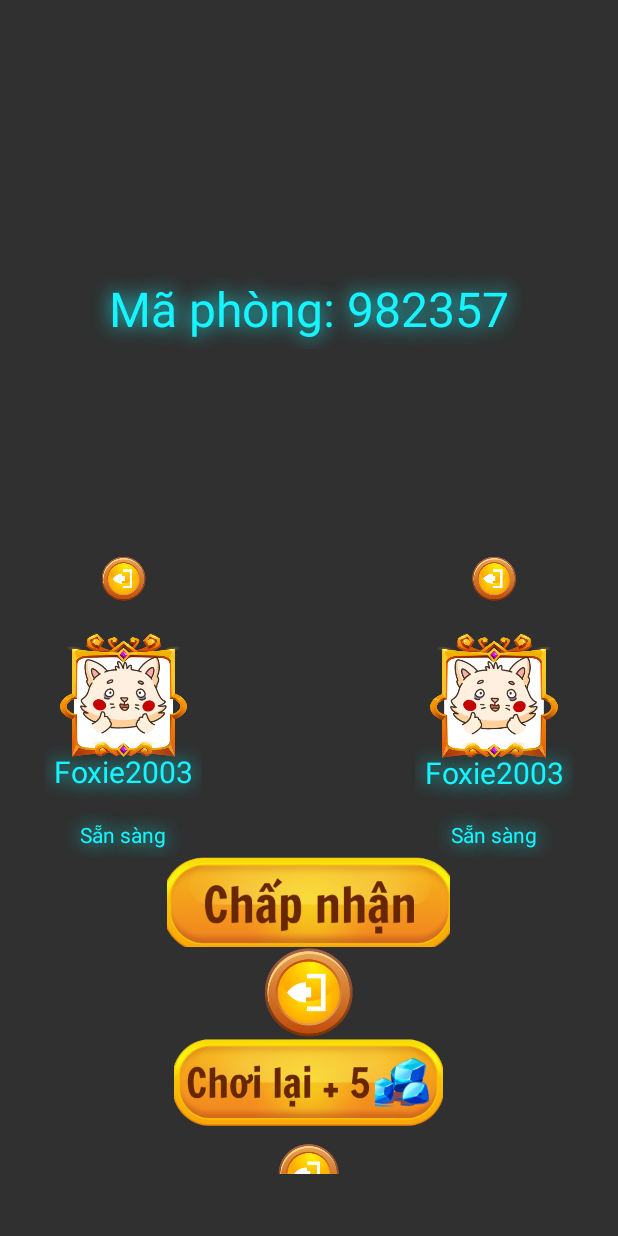
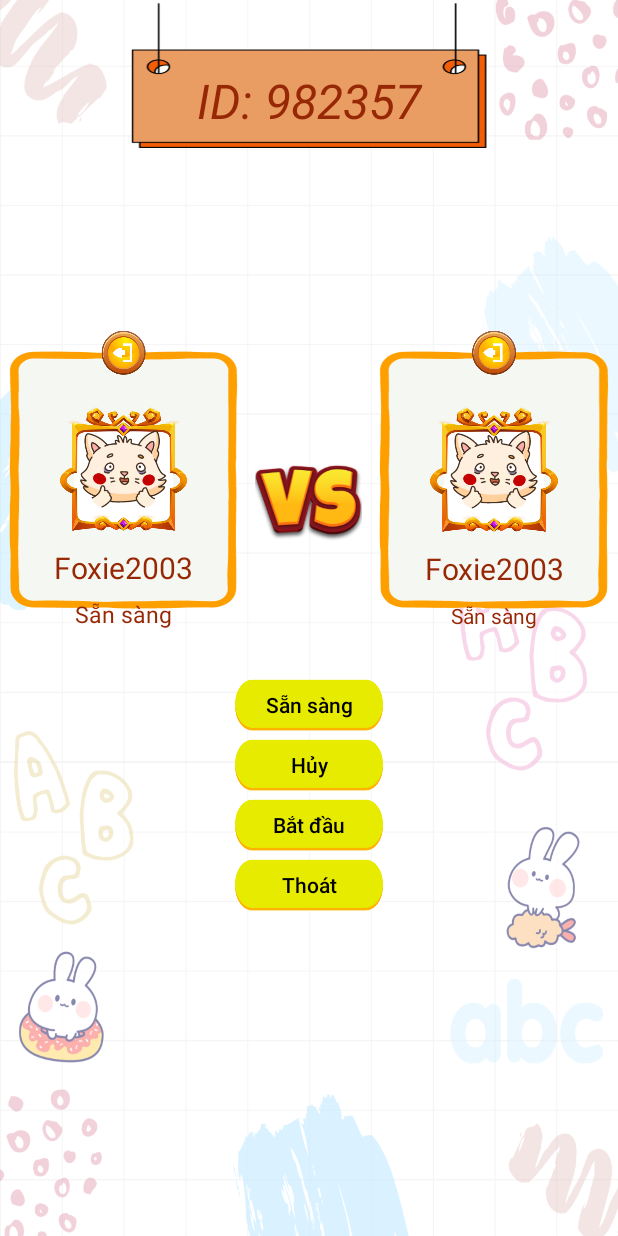
Before and after one commit to Rabbit28523/AppVuaTiengViet, an Android app: the RoomActivity screen opened directly, with no data from a screen before it, on a phone screen of 412 x 824 dp. Run offline under Robolectric (Android 15) with nearby library versions, the phone set to English and light mode, and no system bars; our stand-ins replace Firebase (no records; nobody signed in at launch, a user with empty details on screens opened directly).

Commit message:
PVP room

```diff
--- a/app/src/main/java/com/vtv/vuatiengviet/RoomActivity.java
+++ b/app/src/main/java/com/vtv/vuatiengviet/RoomActivity.java
@@ -10,6 +10,7 @@ import android.util.Log;
 import android.view.View;
 import android.view.Window;
 import android.view.WindowManager;
+import android.widget.Button;
 import android.widget.ImageView;
 import android.widget.TextView;
 import android.widget.Toast;
@@ -28,7 +29,8 @@ public class RoomActivity extends AppCompatActivity {
     private CSDL database;
     private String userId, roomId;
     private Room room;
-    private ImageView ivP1Avatar, ivP2Avatar, ivReady, ivCancelReady, ivStart, ivP1Kick, ivP2Kick, ivExit;
+    private ImageView ivP1Avatar, ivP2Avatar,ivP1Kick, ivP2Kick;
+    private Button ivReady, ivCancelReady, ivStart, ivExit;
     private TextView tvRoomId, tvP1Name, tvP2Name, tvP1Ready, tvP2Ready;
     private ValueEventListener valueEventListener;
     private DatabaseReference roomRef;
@@ -126,7 +128,7 @@ public class RoomActivity extends AppCompatActivity {
         decorView.setSystemUiVisibility(uiOptions);
     }
     public void listenToRoomUpdates(String roomId) {
-        Toast.makeText(this, "Data change", Toast.LENGTH_SHORT).show();
+//        Toast.makeText(this, "Data change", Toast.LENGTH_SHORT).show();
         roomRef = FirebaseDatabase.getInstance().getReference().child("rooms").child(roomId);
         valueEventListener = new ValueEventListener() {
             @Override
@@ -134,7 +136,7 @@ public class RoomActivity extends AppCompatActivity {
                 room = dataSnapshot.getValue(Room.class);
                 if (room != null) {
                     //Hiển thị id phòng
-                    tvRoomId.setText("Mã phòng: " + roomId);
+                    tvRoomId.setText("ID: " + roomId);
                     //Hiển thị thông tin người chơi
                     showPlayer1Info(RoomActivity.this, room.player1Id);
                     showPlayer2Info(RoomActivity.this, room.player2Id);
--- a/app/src/main/res/layout/activity_room.xml
+++ b/app/src/main/res/layout/activity_room.xml
@@ -6,26 +6,25 @@
     android:layout_height="match_parent"
     android:orientation="vertical"
     tools:context=".RoomActivity"
-    android:gravity="center"
-    android:weightSum="100">
+    android:weightSum="100"
+    android:background="@drawable/quaman">
     <RelativeLayout
-        android:layout_width="match_parent"
-        android:layout_height="0dp"
-        android:layout_weight="40">
+        android:layout_width="240dp"
+        android:layout_height="100dp"
+        android:layout_gravity="center"
+        android:background="@drawable/idphong1">
+
         <TextView
             android:id="@+id/tv_room_id"
             android:layout_width="match_parent"
             android:layout_height="wrap_content"
-            android:layout_centerInParent="true"
-            android:padding="5dp"
+            android:layout_marginTop="45dp"
             android:shadowColor="#16F5FF"
-            android:shadowDx="0.0"
-            android:shadowDy="0.0"
-            android:shadowRadius="16"
-            android:text="Mã phòng: 982357"
+            android:text="ID: 982357"
             android:textAlignment="center"
-            android:textColor="#16F5FF"
-            android:textSize="32sp"/>
+            android:textColor="#972805"
+            android:textSize="32sp"
+            android:textStyle="italic" />
 
         <ImageView
             android:layout_width="wrap_content"
@@ -35,20 +34,19 @@
     </RelativeLayout>
     <LinearLayout
         android:layout_width="match_parent"
-        android:layout_height="0dp"
-        android:layout_weight="50"
+        android:layout_height="400dp"
         android:orientation="vertical"
-        android:weightSum="100">
+        android:layout_marginTop="120dp">
         <LinearLayout
             android:layout_width="match_parent"
-            android:layout_height="0dp"
+            android:layout_height="230dp"
             android:orientation="horizontal"
-            android:layout_weight="50"
             android:weightSum="100">
             <RelativeLayout
                 android:layout_width="0dp"
-                android:layout_height="match_parent"
-                android:layout_weight="40">
+                android:layout_height="200dp"
+                android:layout_weight="40"
+                android:background="@drawable/khungavv">
                 <RelativeLayout
                     android:layout_width="match_parent"
                     android:layout_height="match_parent"
@@ -72,19 +70,12 @@
                         android:layout_width="match_parent"
                         android:layout_height="wrap_content"
                         android:layout_below="@+id/iv_room_p1_avatar"
+
                         android:layout_centerInParent="true"
-                        android:layout_marginTop="-20dp"
                         android:ellipsize="end"
-                        android:maxEms="5"
-                        android:maxLines="1"
-                        android:padding="5dp"
-                        android:shadowColor="#16F5FF"
-                        android:shadowDx="0.0"
-                        android:shadowDy="0.0"
-                        android:shadowRadius="16"
                         android:text="Foxie2003"
                         android:textAlignment="center"
-                        android:textColor="#16F5FF"
+                        android:textColor="#972805"
                         android:textSize="20sp" />
                 </RelativeLayout>
                 <ImageView
@@ -92,24 +83,19 @@
                     android:layout_height="match_parent"
                     android:padding="5dp"
                     android:scaleType="fitCenter"
-                    android:background="@color/transparent"/>
+                    android:background="@color/transparent" />
+
                 <TextView
                     android:id="@+id/iv_room_p1_ready"
                     android:layout_width="match_parent"
                     android:layout_height="wrap_content"
                     android:layout_alignParentBottom="true"
-                    android:ellipsize="end"
-                    android:maxEms="5"
-                    android:maxLines="1"
-                    android:padding="5dp"
-                    android:shadowColor="#16F5FF"
-                    android:shadowDx="0.0"
-                    android:shadowDy="0.0"
+                    android:layout_marginTop="50dp"
                     android:shadowRadius="16"
                     android:text="Sẵn sàng"
                     android:textAlignment="center"
-                    android:textColor="#16F5FF"
-                    android:textSize="14sp" />
+                    android:textColor="#972805"
+                    android:textSize="15sp" />
                 <ImageView
                     android:id="@+id/iv_room_p1_kick"
                     android:layout_width="match_parent"
@@ -121,19 +107,21 @@
             </RelativeLayout>
             <ImageView
                 android:layout_width="0dp"
-                android:layout_height="match_parent"
+                android:layout_height="230dp"
                 android:layout_weight="20"
                 android:padding="5dp"
                 android:scaleType="fitCenter"
-                android:background="@color/transparent"/>
+                android:background="@color/transparent"
+                android:src="@drawable/khungvs"/>
             <RelativeLayout
                 android:layout_width="0dp"
-                android:layout_height="match_parent"
+                android:layout_height="200dp"
                 android:layout_weight="40">
                 <RelativeLayout
                     android:layout_width="match_parent"
                     android:layout_height="match_parent"
-                    android:padding="30dp">
+                    android:padding="30dp"
+                    android:background="@drawable/khungavv">
                     <ImageView
                         android:id="@+id/iv_room_p2_avatar"
                         android:layout_width="match_parent"
@@ -154,42 +142,30 @@
                         android:layout_height="wrap_content"
                         android:layout_below="@+id/iv_room_p2_avatar"
                         android:layout_centerInParent="true"
-                        android:layout_marginTop="-20dp"
                         android:ellipsize="end"
-                        android:maxEms="5"
-                        android:maxLines="1"
-                        android:padding="5dp"
-                        android:shadowColor="#16F5FF"
-                        android:shadowDx="0.0"
-                        android:shadowDy="0.0"
-                        android:shadowRadius="16"
+                        android:textColor="#972805"
                         android:text="Foxie2003"
                         android:textAlignment="center"
-                        android:textColor="#16F5FF"
                         android:textSize="20sp" />
+
+                    <ImageView
+                        android:layout_width="match_parent"
+                        android:layout_height="match_parent"
+                        android:background="@color/transparent"
+                        android:padding="5dp"
+                        android:scaleType="fitCenter" />
                 </RelativeLayout>
-                <ImageView
-                    android:layout_width="match_parent"
-                    android:layout_height="match_parent"
-                    android:padding="5dp"
-                    android:scaleType="fitCenter"
-                    android:background="@color/transparent"/>
+
                 <TextView
                     android:id="@+id/iv_room_p2_ready"
                     android:layout_width="match_parent"
                     android:layout_height="wrap_content"
                     android:layout_alignParentBottom="true"
-                    android:ellipsize="end"
-                    android:maxEms="5"
-                    android:maxLines="1"
-                    android:padding="5dp"
-                    android:shadowColor="#16F5FF"
-                    android:shadowDx="0.0"
-                    android:shadowDy="0.0"
+                    android:layout_centerInParent="true"
                     android:shadowRadius="16"
                     android:text="Sẵn sàng"
                     android:textAlignment="center"
-                    android:textColor="#16F5FF"
+                    android:textColor="#972805"
                     android:textSize="14sp" />
                 <ImageView
                     android:id="@+id/iv_room_p2_kick"
@@ -201,38 +177,45 @@
                     android:src="@drawable/btnback"/>
             </RelativeLayout>
         </LinearLayout>
-        <ImageView
+        <Button
             android:id="@+id/iv_room_ready"
-            android:layout_width="wrap_content"
-            android:layout_height="0dp"
+            android:layout_width="100dp"
+            android:layout_height="40dp"
             android:layout_gravity="center"
             android:adjustViewBounds="true"
-            android:layout_weight="15"
-            android:src="@drawable/btnchapnhan"/>
-        <ImageView
+            android:background="@drawable/butchoingayclick"
+            android:text="Sẵn sàng"
+            android:textAllCaps="false"
+            android:textColor="@color/black"/>
+        <Button
             android:id="@+id/iv_room_cancel_ready"
-            android:layout_width="wrap_content"
-            android:layout_height="0dp"
+            android:layout_width="100dp"
+            android:layout_height="40dp"
             android:layout_gravity="center"
             android:adjustViewBounds="true"
-            android:layout_weight="15"
-            android:src="@drawable/btnback"/>
-        <ImageView
+            android:background="@drawable/butchoingayclick"
+            android:text="Hủy"
+            android:textAllCaps="false"
+            android:textColor="@color/black"/>
+        <Button
             android:id="@+id/iv_room_start"
-            android:layout_width="wrap_content"
-            android:layout_height="0dp"
+            android:layout_width="100dp"
+            android:layout_height="40dp"
             android:layout_gravity="center"
             android:adjustViewBounds="true"
-            android:layout_weight="15"
-            android:src="@drawable/btnchoilai"/>
-        <ImageView
+            android:text="Bắt đầu"
+            android:textAllCaps="false"
+            android:background="@drawable/butchoingayclick"
+            android:textColor="@color/black"/>
+        <Button
             android:id="@+id/iv_room_exit"
-            android:layout_width="wrap_content"
-            android:layout_height="0dp"
-            android:layout_marginTop="10dp"
+            android:layout_width="100dp"
+            android:layout_height="40dp"
             android:layout_gravity="center"
             android:adjustViewBounds="true"
-            android:layout_weight="10"
-            android:src="@drawable/btnback"/>
+            android:text="Thoát"
+            android:textAllCaps="false"
+            android:background="@drawable/butchoingayclick"
+            android:textColor="@color/black"/>
     </LinearLayout>
 </LinearLayout>
```
Also changed, not shown: app/src/main/java/com/vtv/vuatiengviet/ChallengeActivity.java (+28 -7 lines), app/src/main/res/layout/dialog_enter_room.xml (+52 -23 lines), app/src/main/res/drawable/idphong1.png (added), app/src/main/res/drawable/khungavv.png (added), app/src/main/res/drawable/khungvs.png (added).
